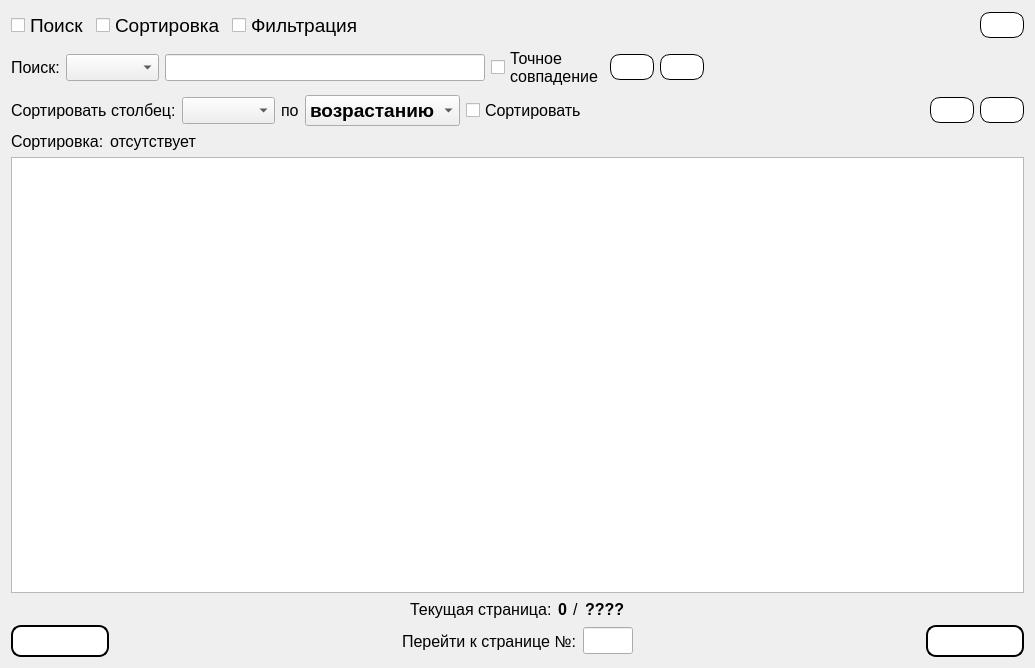
This is Gui/TabWidgets/Admin/payments.ui in MyEdit/Casino_Client as Qt 5 draws it before an edit. The edited form follows.
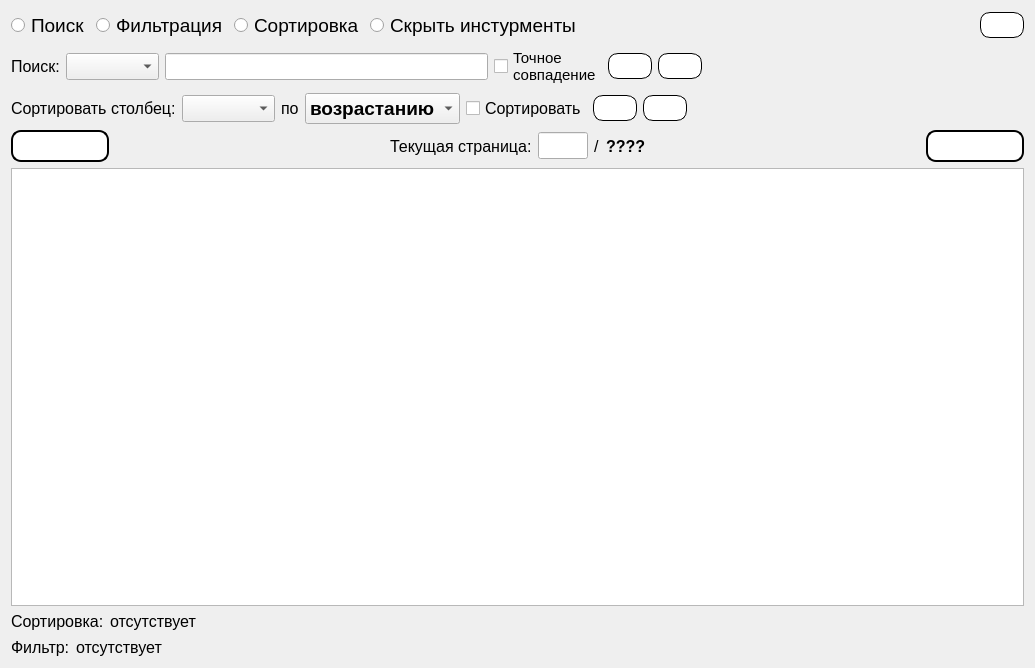
This is the edited form. Icons and pictures are not drawn.

What changed in the file:
```diff
--- a/Gui/TabWidgets/Admin/payments.ui
+++ b/Gui/TabWidgets/Admin/payments.ui
@@ -17,7 +17,7 @@
    <item>
     <layout class="QHBoxLayout" name="horizontalLayout_2">
      <item>
-      <widget class="QCheckBox" name="checkBox_Search">
+      <widget class="QRadioButton" name="radioButton_Search">
        <property name="font">
         <font>
          <family>Segoe UI</family>
@@ -30,20 +30,7 @@
       </widget>
      </item>
      <item>
-      <widget class="QCheckBox" name="checkBox_Sorting">
-       <property name="font">
-        <font>
-         <family>Segoe UI</family>
-         <pointsize>14</pointsize>
-        </font>
-       </property>
-       <property name="text">
-        <string>Сортировка</string>
-       </property>
-      </widget>
-     </item>
-     <item>
-      <widget class="QCheckBox" name="checkBox_Filtr">
+      <widget class="QRadioButton" name="radioButton_Filtr">
        <property name="font">
         <font>
          <family>Segoe UI</family>
@@ -55,6 +42,32 @@
        </property>
       </widget>
      </item>
+     <item>
+      <widget class="QRadioButton" name="radioButton_Sorting">
+       <property name="font">
+        <font>
+         <family>Segoe UI</family>
+         <pointsize>14</pointsize>
+        </font>
+       </property>
+       <property name="text">
+        <string>Сортировка</string>
+       </property>
+      </widget>
+     </item>
+     <item>
+      <widget class="QRadioButton" name="radioButton">
+       <property name="font">
+        <font>
+         <family>Segoe UI</family>
+         <pointsize>14</pointsize>
+        </font>
+       </property>
+       <property name="text">
+        <string>Скрыть инстурменты</string>
+       </property>
+      </widget>
+     </item>
      <item>
       <spacer name="horizontalSpacer_2">
        <property name="orientation">
@@ -147,7 +160,7 @@
        <property name="font">
         <font>
          <family>Segoe UI</family>
-         <pointsize>12</pointsize>
+         <pointsize>11</pointsize>
         </font>
        </property>
        <property name="text">
@@ -328,19 +341,6 @@
        </property>
       </widget>
      </item>
-     <item>
-      <spacer name="horizontalSpacer_13">
-       <property name="orientation">
-        <enum>Qt::Horizontal</enum>
-       </property>
-       <property name="sizeHint" stdset="0">
-        <size>
-         <width>0</width>
-         <height>0</height>
-        </size>
-       </property>
-      </spacer>
-     </item>
      <item>
       <widget class="QPushButton" name="addFilter">
        <property name="styleSheet">
@@ -370,8 +370,8 @@
        </property>
        <property name="iconSize">
         <size>
-         <width>24</width>
-         <height>24</height>
+         <width>32</width>
+         <height>32</height>
         </size>
        </property>
       </widget>
@@ -405,56 +405,14 @@
        </property>
        <property name="iconSize">
         <size>
-         <width>24</width>
-         <height>24</height>
+         <width>32</width>
+         <height>32</height>
         </size>
        </property>
       </widget>
      </item>
-    </layout>
-   </item>
-   <item>
-    <layout class="QHBoxLayout" name="horizontalLayout">
      <item>
-      <widget class="QLabel" name="label_7">
-       <property name="sizePolicy">
-        <sizepolicy hsizetype="Fixed" vsizetype="Preferred">
-         <horstretch>0</horstretch>
-         <verstretch>0</verstretch>
-        </sizepolicy>
-       </property>
-       <property name="font">
-        <font>
-         <family>Segoe UI</family>
-         <pointsize>12</pointsize>
-        </font>
-       </property>
-       <property name="text">
-        <string>Сортировка:</string>
-       </property>
-      </widget>
-     </item>
-     <item>
-      <widget class="QLabel" name="labelWhatKindSorting">
-       <property name="sizePolicy">
-        <sizepolicy hsizetype="Fixed" vsizetype="Preferred">
-         <horstretch>0</horstretch>
-         <verstretch>0</verstretch>
-        </sizepolicy>
-       </property>
-       <property name="font">
-        <font>
-         <family>Segoe UI</family>
-         <pointsize>12</pointsize>
-        </font>
-       </property>
-       <property name="text">
-        <string>отсутствует</string>
-       </property>
-      </widget>
-     </item>
-     <item>
-      <spacer name="horizontalSpacer">
+      <spacer name="horizontalSpacer_13">
        <property name="orientation">
         <enum>Qt::Horizontal</enum>
        </property>
@@ -468,102 +426,6 @@
      </item>
     </layout>
    </item>
-   <item>
-    <widget class="QTableView" name="tableView">
-     <property name="font">
-      <font>
-       <family>Segoe UI</family>
-       <pointsize>10</pointsize>
-      </font>
-     </property>
-    </widget>
-   </item>
-   <item>
-    <layout class="QHBoxLayout" name="horizontalLayout_6">
-     <item>
-      <spacer name="horizontalSpacer_9">
-       <property name="orientation">
-        <enum>Qt::Horizontal</enum>
-       </property>
-       <property name="sizeHint" stdset="0">
-        <size>
-         <width>40</width>
-         <height>20</height>
-        </size>
-       </property>
-      </spacer>
-     </item>
-     <item>
-      <widget class="QLabel" name="label_4">
-       <property name="font">
-        <font>
-         <family>Segoe UI</family>
-         <pointsize>12</pointsize>
-        </font>
-       </property>
-       <property name="text">
-        <string>Текущая страница:</string>
-       </property>
-      </widget>
-     </item>
-     <item>
-      <widget class="QLabel" name="labelCurrentPage">
-       <property name="font">
-        <font>
-         <family>Segoe UI</family>
-         <pointsize>12</pointsize>
-         <weight>75</weight>
-         <bold>true</bold>
-        </font>
-       </property>
-       <property name="text">
-        <string>0</string>
-       </property>
-      </widget>
-     </item>
-     <item>
-      <widget class="QLabel" name="label_5">
-       <property name="font">
-        <font>
-         <family>Segoe UI</family>
-         <pointsize>12</pointsize>
-        </font>
-       </property>
-       <property name="text">
-        <string>/</string>
-       </property>
-      </widget>
-     </item>
-     <item>
-      <widget class="QLabel" name="labelMaxPage">
-       <property name="font">
-        <font>
-         <family>Segoe UI</family>
-         <pointsize>12</pointsize>
-         <weight>75</weight>
-         <bold>true</bold>
-        </font>
-       </property>
-       <property name="text">
-        <string>????</string>
-       </property>
-      </widget>
-     </item>
-     <item>
-      <spacer name="horizontalSpacer_10">
-       <property name="orientation">
-        <enum>Qt::Horizontal</enum>
-       </property>
-       <property name="sizeHint" stdset="0">
-        <size>
-         <width>40</width>
-         <height>20</height>
-        </size>
-       </property>
-      </spacer>
-     </item>
-    </layout>
-   </item>
    <item>
     <layout class="QHBoxLayout" name="horizontalLayout_10">
      <item>
@@ -621,7 +483,7 @@
       </spacer>
      </item>
      <item>
-      <widget class="QLabel" name="label_6">
+      <widget class="QLabel" name="label_4">
        <property name="font">
         <font>
          <family>Segoe UI</family>
@@ -629,7 +491,7 @@
         </font>
        </property>
        <property name="text">
-        <string>Перейти к странице №:</string>
+        <string>Текущая страница:</string>
        </property>
       </widget>
      </item>
@@ -645,7 +507,40 @@
         <font>
          <family>Segoe UI</family>
          <pointsize>12</pointsize>
+         <weight>75</weight>
+         <bold>true</bold>
         </font>
+       </property>
+       <property name="alignment">
+        <set>Qt::AlignRight|Qt::AlignTrailing|Qt::AlignVCenter</set>
+       </property>
+      </widget>
+     </item>
+     <item>
+      <widget class="QLabel" name="label_5">
+       <property name="font">
+        <font>
+         <family>Segoe UI</family>
+         <pointsize>12</pointsize>
+        </font>
+       </property>
+       <property name="text">
+        <string>/</string>
+       </property>
+      </widget>
+     </item>
+     <item>
+      <widget class="QLabel" name="labelMaxPage">
+       <property name="font">
+        <font>
+         <family>Segoe UI</family>
+         <pointsize>12</pointsize>
+         <weight>75</weight>
+         <bold>true</bold>
+        </font>
+       </property>
+       <property name="text">
+        <string>????</string>
        </property>
       </widget>
      </item>
@@ -705,6 +600,114 @@
      </item>
     </layout>
    </item>
+   <item>
+    <widget class="QTableView" name="tableView">
+     <property name="font">
+      <font>
+       <family>Segoe UI</family>
+       <pointsize>10</pointsize>
+      </font>
+     </property>
+    </widget>
+   </item>
+   <item>
+    <layout class="QHBoxLayout" name="horizontalLayout">
+     <item>
+      <widget class="QLabel" name="label_7">
+       <property name="sizePolicy">
+        <sizepolicy hsizetype="Fixed" vsizetype="Preferred">
+         <horstretch>0</horstretch>
+         <verstretch>0</verstretch>
+        </sizepolicy>
+       </property>
+       <property name="font">
+        <font>
+         <family>Segoe UI</family>
+         <pointsize>12</pointsize>
+        </font>
+       </property>
+       <property name="text">
+        <string>Сортировка:</string>
+       </property>
+      </widget>
+     </item>
+     <item>
+      <widget class="QLabel" name="labelWhatKindSorting">
+       <property name="sizePolicy">
+        <sizepolicy hsizetype="Fixed" vsizetype="Preferred">
+         <horstretch>0</horstretch>
+         <verstretch>0</verstretch>
+        </sizepolicy>
+       </property>
+       <property name="font">
+        <font>
+         <family>Segoe UI</family>
+         <pointsize>12</pointsize>
+        </font>
+       </property>
+       <property name="text">
+        <string>отсутствует</string>
+       </property>
+      </widget>
+     </item>
+     <item>
+      <spacer name="horizontalSpacer">
+       <property name="orientation">
+        <enum>Qt::Horizontal</enum>
+       </property>
+       <property name="sizeHint" stdset="0">
+        <size>
+         <width>0</width>
+         <height>0</height>
+        </size>
+       </property>
+      </spacer>
+     </item>
+    </layout>
+   </item>
+   <item>
+    <layout class="QHBoxLayout" name="horizontalLayout_3">
+     <item>
+      <widget class="QLabel" name="label_9">
+       <property name="font">
+        <font>
+         <family>Segoe UI</family>
+         <pointsize>12</pointsize>
+        </font>
+       </property>
+       <property name="text">
+        <string>Фильтр:</string>
+       </property>
+      </widget>
+     </item>
+     <item>
+      <widget class="QLabel" name="labelWhatKindFilter">
+       <property name="font">
+        <font>
+         <family>Segoe UI</family>
+         <pointsize>12</pointsize>
+        </font>
+       </property>
+       <property name="text">
+        <string>отсутствует</string>
+       </property>
+      </widget>
+     </item>
+     <item>
+      <spacer name="horizontalSpacer_3">
+       <property name="orientation">
+        <enum>Qt::Horizontal</enum>
+       </property>
+       <property name="sizeHint" stdset="0">
+        <size>
+         <width>40</width>
+         <height>20</height>
+        </size>
+       </property>
+      </spacer>
+     </item>
+    </layout>
+   </item>
   </layout>
  </widget>
  <resources>
```
Left out of the diff: 2 changed lines with no effect on the pictures.
